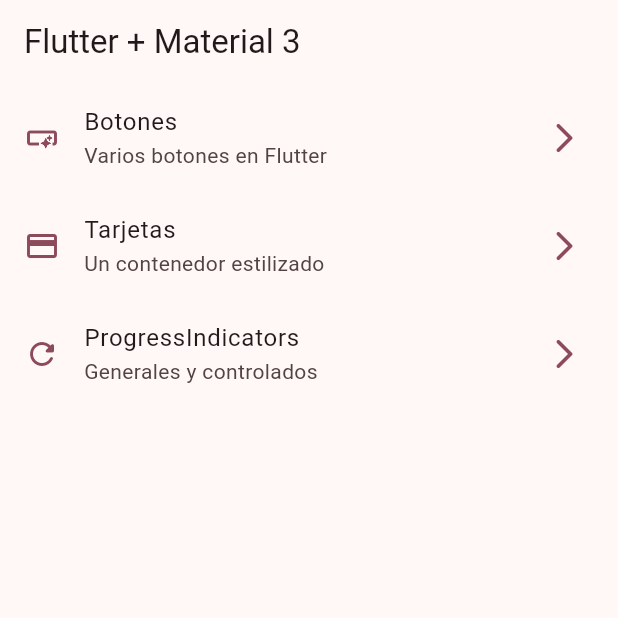
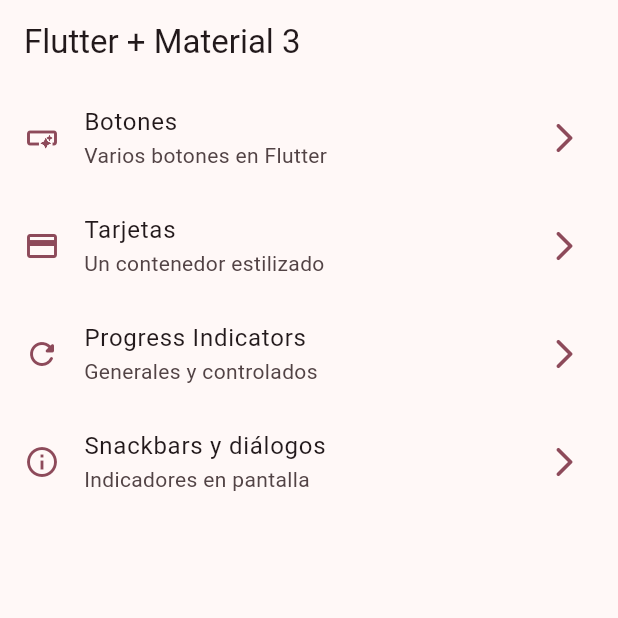
Before and after one commit to Sloot04/widgets_app, a Flutter app: the screen it shows after launch, on a phone screen of 412 x 824 dp, the top half of it. Run offline on Flutter 3.47's test engine with Material 2 defaults, Android fonts, the phone set to English and light mode, and no system bars; our stand-ins replace go_router.

Commit message:
nueva ruta

```diff
--- a/lib/config/menu/menu_items.dart
+++ b/lib/config/menu/menu_items.dart
@@ -27,10 +27,16 @@ const List<MenuItem> appMenuItems = [
     link: "/cards",
     icon: Icons.credit_card,
   ),
-    MenuItem(
-    title: "ProgressIndicators",
+  MenuItem(
+    title: "Progress Indicators",
     subTitle: "Generales y controlados",
     link: "/progress",
     icon: Icons.refresh_rounded,
   ),
+  MenuItem(
+    title: "Snackbars y diálogos",
+    subTitle: "Indicadores en pantalla",
+    link: "/snackbars",
+    icon: Icons.info_outline,
+  ),
 ];
--- a/lib/config/router/app_router.dart
+++ b/lib/config/router/app_router.dart
@@ -19,10 +19,15 @@ final appRouter = GoRouter(
       name: CardsScreen.name,
       builder: (context, state) => const CardsScreen(),
     ),
-     GoRoute(
+    GoRoute(
       path: '/progress',
       name: ProgressScreen.name,
       builder: (context, state) => const ProgressScreen(),
     ),
+    GoRoute(
+      path: '/snackbars',
+      name: SnakbarScreen.name,
+      builder: (context, state) => const SnakbarScreen(),
+    ),
   ],
 );
```
